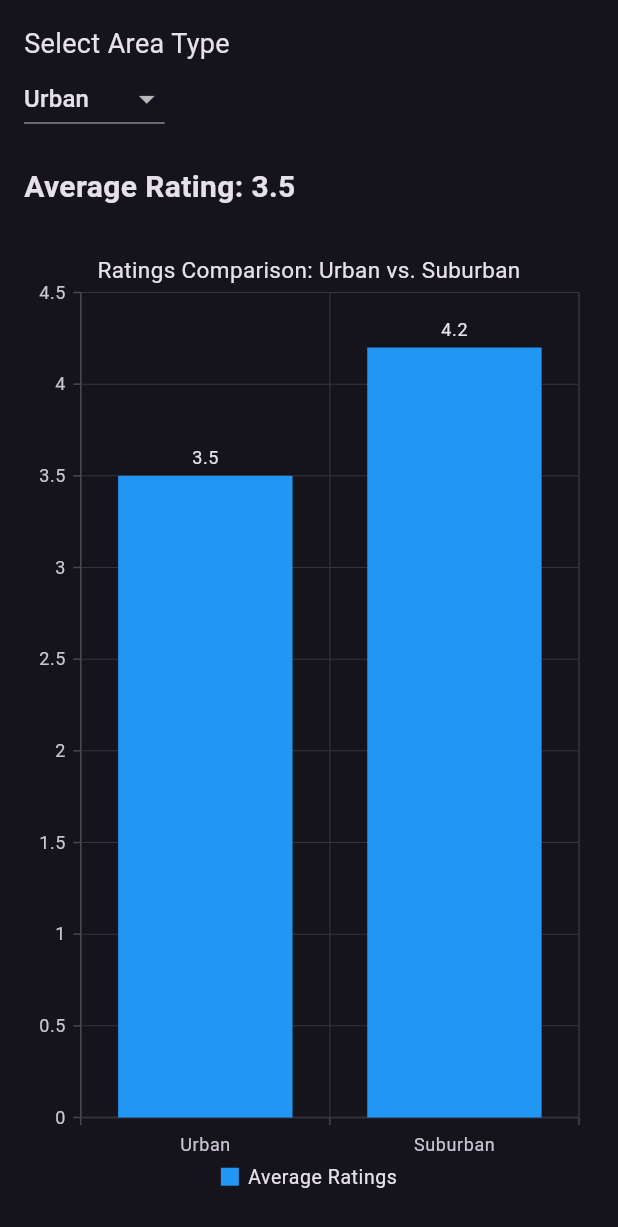
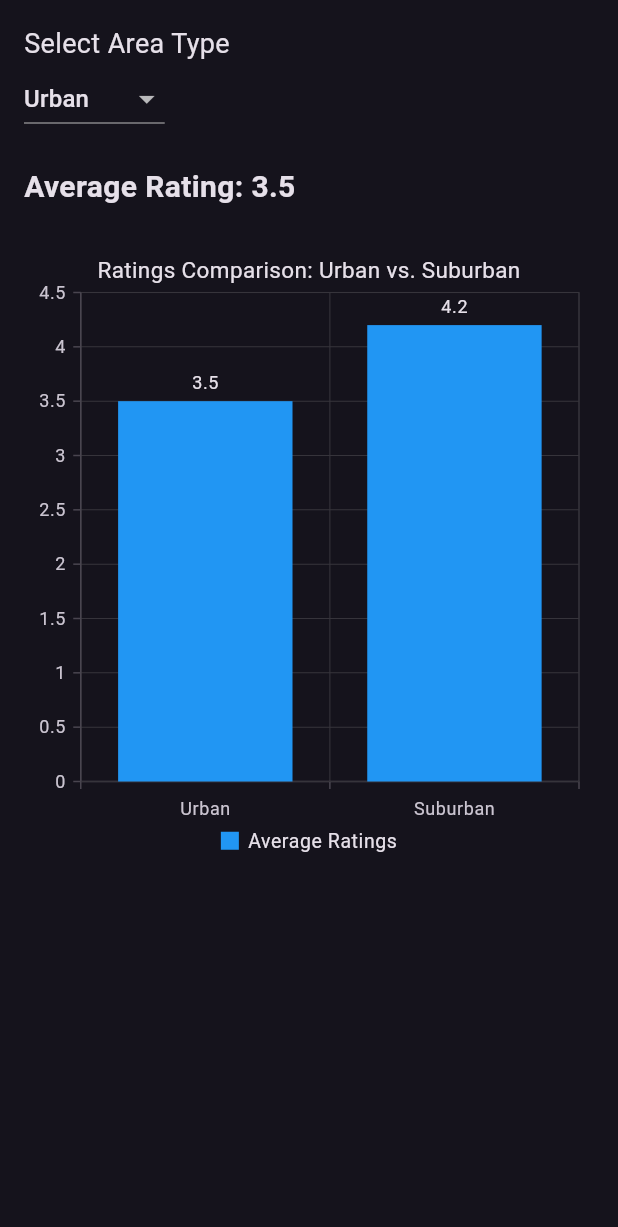
Before and after one commit to apurvabanka/Forcaster, a Flutter app: the AreaRatingsComparison widget shown alone on an empty page, opened directly, on a phone screen of 412 x 824 dp. Shown: the top 1227 px of the screen. Run offline on Flutter 3.47's test engine with Material 3 defaults, Android fonts, the phone set to English and light mode, and no system bars; our stand-ins replace fl_chart, get, syncfusion_flutter_charts, syncfusion_flutter_gauges; network calls fail.

```diff
--- a/forecaster_app/lib/widgets/area_ratings.dart
+++ b/forecaster_app/lib/widgets/area_ratings.dart
@@ -1,9 +1,9 @@
 import 'package:flutter/material.dart';
 import 'package:syncfusion_flutter_charts/charts.dart';
 
+class AreaRatingsComparison extends StatefulWidget {
+  const AreaRatingsComparison({super.key});
 
-
-class AreaRatingsComparison extends StatefulWidget {
   @override
   _AreaRatingsComparisonState createState() => _AreaRatingsComparisonState();
 }
@@ -19,7 +19,8 @@ class _AreaRatingsComparisonState extends State<AreaRatingsComparison> {
 
   @override
   Widget build(BuildContext context) {
-    return Container(
+    return SizedBox(
+      height: 600,
       //appBar: AppBar(
         //title: Text("Urban vs. Suburban Ratings"),
       //),
@@ -53,7 +54,7 @@ class _AreaRatingsComparisonState extends State<AreaRatingsComparison> {
               style: TextStyle(fontSize: 20, fontWeight: FontWeight.bold),
             ),
 
-            SizedBox(height: 20),
+            const SizedBox(height: 20),
 
             // Side-by-Side Bar Chart
             Expanded(
```
Also changed, not shown: forecaster_app/lib/widgets/analytics_widget.dart (+3 -5 lines), forecaster_app/lib/widgets/multiple_deliveries.dart (+5 -10 lines).
